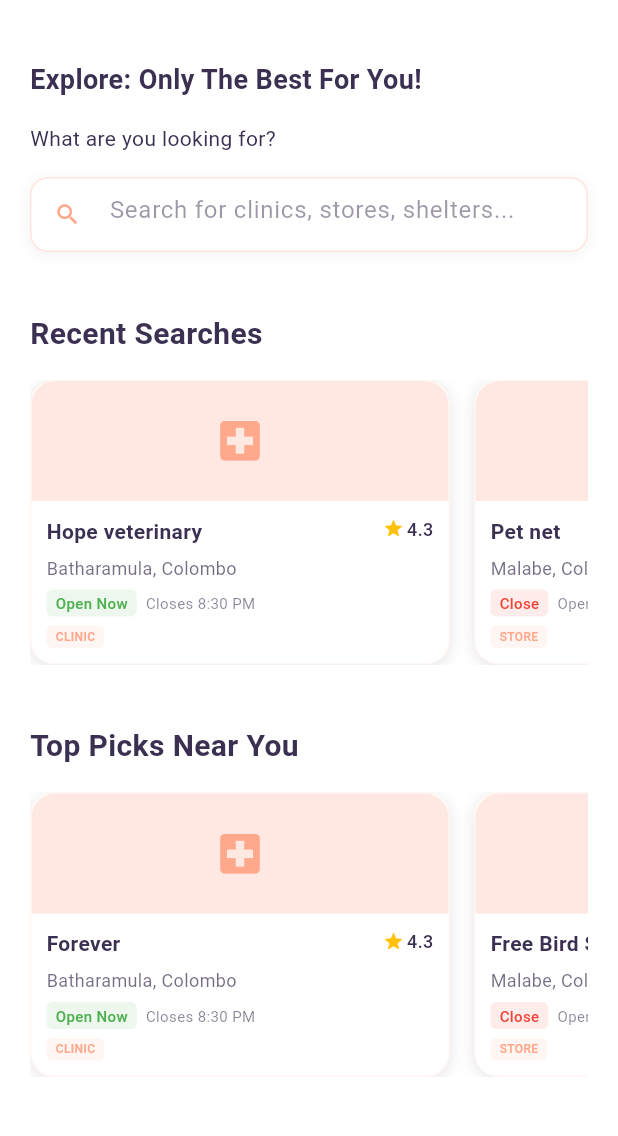
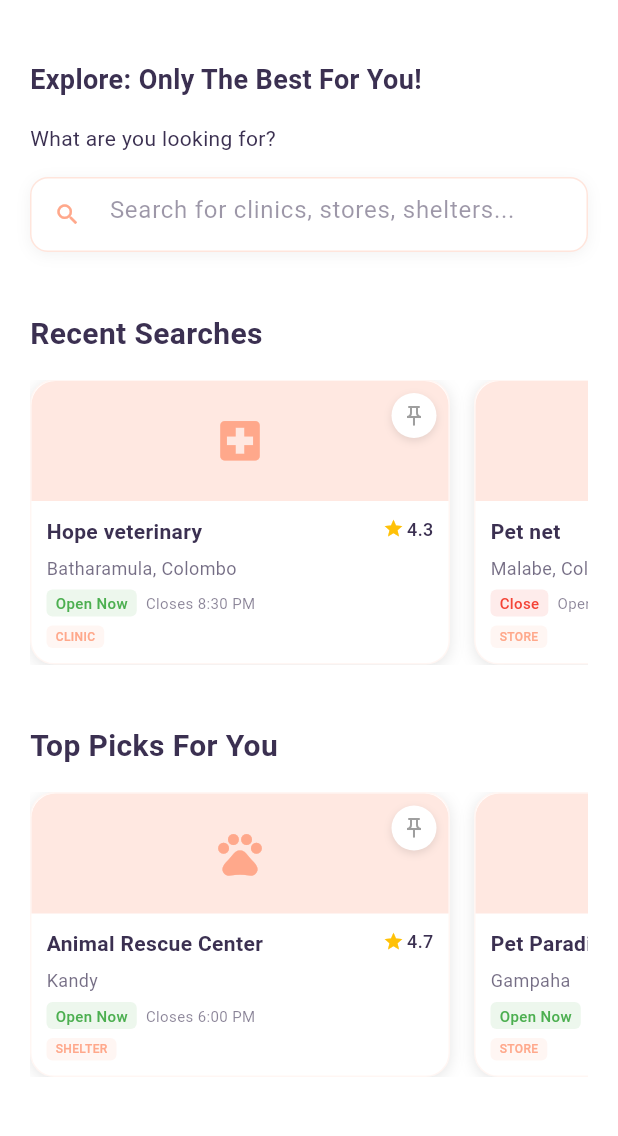
Before and after one commit to lochhapu/petpal-mobile-frontend, a Flutter app: the ExplorePage screen opened directly, scrolled down 264 dp, on a phone screen of 412 x 824 dp, the part 99-1235 px from its top. Run offline on Flutter 3.47's test engine with Material 3 defaults, Android fonts, the phone set to English and light mode, and no system bars.

```diff
--- a/lib/features/explore/widgets/pinned_places_section.dart
+++ b/lib/features/explore/widgets/pinned_places_section.dart
@@ -1,12 +1,18 @@
 import 'package:flutter/material.dart';
 import '../../../core/constants/app_colors.dart';
 import 'place_card.dart';
+import '../pages/place_detail_page.dart'; // Add this import
 
-class PinnedPlacesSection extends StatelessWidget {
+class PinnedPlacesSection extends StatefulWidget {
   const PinnedPlacesSection({super.key});
 
+  @override
+  State<PinnedPlacesSection> createState() => _PinnedPlacesSectionState();
+}
+
+class _PinnedPlacesSectionState extends State<PinnedPlacesSection> {
   // Mock data - backend will replace this
-  final List<Map<String, dynamic>> pinnedPlaces = const [
+  List<Map<String, dynamic>> pinnedPlaces = [
     {
       'id': '1',
       'title': 'Hope veterinary',
@@ -16,6 +22,7 @@ class PinnedPlacesSection extends StatelessWidget {
       'rating': 4.9,
       'type': 'Clinic',
       'icon': 'clinic',
+      'isPinned': true,
     },
     {
       'id': '2',
@@ -26,8 +33,26 @@ class PinnedPlacesSection extends StatelessWidget {
       'rating': 4.3,
       'type': 'Store',
       'icon': 'store',
+      'isPinned': true,
     },
   ];
+
+  void _togglePin(int index) {
+    setState(() {
+      pinnedPlaces[index]['isPinned'] = !pinnedPlaces[index]['isPinned'];
+
+      // If unpinned, remove from the list after a short delay for smooth animation
+      if (!pinnedPlaces[index]['isPinned']) {
+        Future.delayed(const Duration(milliseconds: 300), () {
+          if (mounted) {
+            setState(() {
+              pinnedPlaces.removeAt(index);
+            });
+          }
+        });
+      }
+    });
+  }
 
   @override
   Widget build(BuildContext context) {
@@ -68,7 +93,17 @@ class PinnedPlacesSection extends StatelessWidget {
           // Horizontal scrollable cards
           SizedBox(
             height: 190,
-            child: ListView.builder(
+            child: pinnedPlaces.isEmpty
+                ? const Center(
+                    child: Text(
+                      'No pinned places yet',
+                      style: TextStyle(
+                        color: AppColors.primaryColor,
+                        fontSize: 16,
+                      ),
+                    ),
+                  )
+                : ListView.builder(
                     scrollDirection: Axis.horizontal,
                     itemCount: pinnedPlaces.length,
                     itemBuilder: (context, index) {
@@ -81,10 +116,24 @@ class PinnedPlacesSection extends StatelessWidget {
                         rating: place['rating'],
                         type: place['type'],
                         icon: place['icon'],
+                        isPinned: place['isPinned'],
                         onTap: () {
-                    // Backend will implement navigation
-                    print('Navigate to ${place['title']}');
+                          // Navigate to place detail page
+                          Navigator.push(
+                            context,
+                            MaterialPageRoute(
+                              builder: (context) => PlaceDetailPage(
+                                placeName: place['title'],
+                                placeType: place['type'],
+                                address: place['address'],
+                                status: place['status'],
+                                hours: place['hours'],
+                                rating: place['rating'],
+                              ),
+                            ),
+                          );
                         },
+                        onPinPressed: () => _togglePin(index),
                         showType: true,
                       );
                     },
--- a/lib/features/explore/widgets/place_card.dart
+++ b/lib/features/explore/widgets/place_card.dart
@@ -1,6 +1,6 @@
 import 'package:flutter/material.dart';
 import '../../../core/constants/app_colors.dart';
-import '../pages/place_detail_page.dart'; // Add this import
+import '../pages/place_detail_page.dart';
 
 class PlaceCard extends StatelessWidget {
   final String title;
@@ -12,6 +12,8 @@ class PlaceCard extends StatelessWidget {
   final String icon;
   final VoidCallback onTap;
   final bool showType;
+  final bool isPinned;
+  final VoidCallback onPinPressed;
 
   const PlaceCard({
     super.key,
@@ -24,6 +26,8 @@ class PlaceCard extends StatelessWidget {
     required this.icon,
     required this.onTap,
     this.showType = true,
+    this.isPinned = false,
+    required this.onPinPressed,
   });
 
   Color _getStatusColor(String status) {
@@ -59,24 +63,10 @@ class PlaceCard extends StatelessWidget {
     final statusColor = _getStatusColor(status);
 
     return GestureDetector(
-      onTap: () {
-        Navigator.push(
-          context,
-          MaterialPageRoute(
-            builder: (context) => PlaceDetailPage(
-              placeName: title,
-              placeType: type,
-              address: address,
-              status: status,
-              hours: hours,
-              rating: rating,
-            ),
-          ),
-        );
-      },
+      onTap: onTap,
       child: Container(
         width: 280,
-        height: 180, // Fixed height to prevent overflow
+        height: 180,
         margin: const EdgeInsets.only(right: 16),
         decoration: BoxDecoration(
           color: Colors.white,
@@ -90,12 +80,15 @@ class PlaceCard extends StatelessWidget {
           ],
           border: Border.all(color: AppColors.secondaryColor.withOpacity(0.1)),
         ),
-        child: Column(
+        child: Stack(
+          children: [
+            // Main card content
+            Column(
               crossAxisAlignment: CrossAxisAlignment.start,
               children: [
-            // Image/Icon section - fixed height
+                // Image/Icon section
                 Container(
-              height: 80, // Further reduced
+                  height: 80,
                   width: double.infinity,
                   decoration: BoxDecoration(
                     color: AppColors.lightPink,
@@ -107,20 +100,19 @@ class PlaceCard extends StatelessWidget {
                   child: Icon(
                     _getIconForType(icon),
                     color: AppColors.secondaryColor,
-                size: 35, // Further reduced
+                    size: 35,
                   ),
                 ),
 
-            // Content - fixed height container
+                // Content
                 Expanded(
                   child: Padding(
-                padding: const EdgeInsets.all(10), // Even smaller padding
+                    padding: const EdgeInsets.all(10),
                     child: Column(
                       crossAxisAlignment: CrossAxisAlignment.start,
-                  mainAxisAlignment:
-                      MainAxisAlignment.spaceBetween, // Better spacing
+                      mainAxisAlignment: MainAxisAlignment.spaceBetween,
                       children: [
-                    // Title and Rating - top row
+                        // Title and Rating
                         Row(
                           crossAxisAlignment: CrossAxisAlignment.start,
                           children: [
@@ -128,7 +120,7 @@ class PlaceCard extends StatelessWidget {
                               child: Text(
                                 title,
                                 style: const TextStyle(
-                              fontSize: 14, // Smaller
+                                  fontSize: 14,
                                   fontWeight: FontWeight.w600,
                                   color: AppColors.primaryColor,
                                 ),
@@ -139,16 +131,12 @@ class PlaceCard extends StatelessWidget {
                             const SizedBox(width: 6),
                             Row(
                               children: [
-                            Icon(
-                              Icons.star,
-                              color: Colors.amber,
-                              size: 14, // Smaller
-                            ),
+                                Icon(Icons.star, color: Colors.amber, size: 14),
                                 const SizedBox(width: 2),
                                 Text(
                                   rating.toString(),
                                   style: const TextStyle(
-                                fontSize: 12, // Smaller
+                                    fontSize: 12,
                                     fontWeight: FontWeight.w500,
                                     color: AppColors.primaryColor,
                                   ),
@@ -162,7 +150,7 @@ class PlaceCard extends StatelessWidget {
                         Text(
                           address,
                           style: TextStyle(
-                        fontSize: 12, // Smaller
+                            fontSize: 12,
                             color: AppColors.primaryColor.withOpacity(0.7),
                           ),
                           maxLines: 1,
@@ -175,7 +163,7 @@ class PlaceCard extends StatelessWidget {
                             Container(
                               padding: const EdgeInsets.symmetric(
                                 horizontal: 6,
-                            vertical: 2, // Even smaller
+                                vertical: 2,
                               ),
                               decoration: BoxDecoration(
                                 color: statusColor.withOpacity(0.1),
@@ -184,7 +172,7 @@ class PlaceCard extends StatelessWidget {
                               child: Text(
                                 status,
                                 style: TextStyle(
-                              fontSize: 10, // Smaller
+                                  fontSize: 10,
                                   color: statusColor,
                                   fontWeight: FontWeight.w500,
                                 ),
@@ -195,8 +183,10 @@ class PlaceCard extends StatelessWidget {
                               child: Text(
                                 hours,
                                 style: TextStyle(
-                              fontSize: 10, // Smaller
-                              color: AppColors.primaryColor.withOpacity(0.6),
+                                  fontSize: 10,
+                                  color: AppColors.primaryColor.withOpacity(
+                                    0.6,
+                                  ),
                                 ),
                                 maxLines: 1,
                                 overflow: TextOverflow.ellipsis,
@@ -219,7 +209,7 @@ class PlaceCard extends StatelessWidget {
                             child: Text(
                               type.toUpperCase(),
                               style: TextStyle(
-                            fontSize: 8, // Smaller
+                                fontSize: 8,
                                 color: AppColors.secondaryColor,
                                 fontWeight: FontWeight.w500,
                               ),
@@ -231,6 +221,41 @@ class PlaceCard extends StatelessWidget {
                 ),
               ],
             ),
+
+            // Pin Button - Top Right (using IconButton to properly handle taps)
+            Positioned(
+              top: 8,
+              right: 8,
+              child: Material(
+                color: Colors.transparent,
+                child: InkWell(
+                  onTap: onPinPressed,
+                  borderRadius: BorderRadius.circular(15),
+                  child: Container(
+                    width: 30,
+                    height: 30,
+                    decoration: BoxDecoration(
+                      color: Colors.white,
+                      shape: BoxShape.circle,
+                      boxShadow: [
+                        BoxShadow(
+                          color: Colors.black.withOpacity(0.1),
+                          blurRadius: 4,
+                          offset: const Offset(0, 2),
+                        ),
+                      ],
+                    ),
+                    child: Icon(
+                      isPinned ? Icons.push_pin : Icons.push_pin_outlined,
+                      color: isPinned ? AppColors.secondaryColor : Colors.grey,
+                      size: 16,
+                    ),
+                  ),
+                ),
+              ),
+            ),
+          ],
+        ),
       ),
     );
   }
--- a/lib/features/explore/widgets/recent_searches_section.dart
+++ b/lib/features/explore/widgets/recent_searches_section.dart
@@ -1,12 +1,18 @@
 import 'package:flutter/material.dart';
 import '../../../core/constants/app_colors.dart';
 import 'place_card.dart';
+import '../pages/place_detail_page.dart'; // Add this import
 
-class RecentSearchesSection extends StatelessWidget {
+class RecentSearchesSection extends StatefulWidget {
   const RecentSearchesSection({super.key});
 
+  @override
+  State<RecentSearchesSection> createState() => _RecentSearchesSectionState();
+}
+
+class _RecentSearchesSectionState extends State<RecentSearchesSection> {
   // Mock data - backend will replace this
-  final List<Map<String, dynamic>> recentSearches = const [
+  List<Map<String, dynamic>> recentSearches = [
     {
       'id': '1',
       'title': 'Hope veterinary',
@@ -16,6 +22,7 @@ class RecentSearchesSection extends StatelessWidget {
       'rating': 4.3,
       'type': 'Clinic',
       'icon': 'clinic',
+      'isPinned': false,
     },
     {
       'id': '2',
@@ -26,6 +33,7 @@ class RecentSearchesSection extends StatelessWidget {
       'rating': 4.3,
       'type': 'Store',
       'icon': 'store',
+      'isPinned': false,
     },
     {
       'id': '3',
@@ -36,8 +44,18 @@ class RecentSearchesSection extends StatelessWidget {
       'rating': 4.3,
       'type': 'Shelter',
       'icon': 'view',
+      'isPinned': false,
     },
   ];
+
+  void _togglePin(int index) {
+    setState(() {
+      recentSearches[index]['isPinned'] = !recentSearches[index]['isPinned'];
+      print(
+        '${recentSearches[index]['title']} ${recentSearches[index]['isPinned'] ? 'pinned' : 'unpinned'}',
+      );
+    });
+  }
 
   @override
   Widget build(BuildContext context) {
@@ -73,10 +91,24 @@ class RecentSearchesSection extends StatelessWidget {
                   rating: place['rating'],
                   type: place['type'],
                   icon: place['icon'],
+                  isPinned: place['isPinned'],
                   onTap: () {
-                    // Backend will implement navigation
-                    print('Navigate to ${place['title']}');
+                    // Navigate to place detail page
+                    Navigator.push(
+                      context,
+                      MaterialPageRoute(
+                        builder: (context) => PlaceDetailPage(
+                          placeName: place['title'],
+                          placeType: place['type'],
+                          address: place['address'],
+                          status: place['status'],
+                          hours: place['hours'],
+                          rating: place['rating'],
+                        ),
+                      ),
+                    );
                   },
+                  onPinPressed: () => _togglePin(index),
                   showType: true,
                 );
               },
--- a/lib/features/explore/widgets/top_picks_section.dart
+++ b/lib/features/explore/widgets/top_picks_section.dart
@@ -1,43 +1,51 @@
 import 'package:flutter/material.dart';
 import '../../../core/constants/app_colors.dart';
 import 'place_card.dart';
+import '../pages/place_detail_page.dart'; // Add this import
 
-class TopPicksSection extends StatelessWidget {
+class TopPicksSection extends StatefulWidget {
   const TopPicksSection({super.key});
 
-  // Mock data - backend will replace this
-  final List<Map<String, dynamic>> topPicks = const [
+  @override
+  State<TopPicksSection> createState() => _TopPicksSectionState();
+}
+
+class _TopPicksSectionState extends State<TopPicksSection> {
+  // Mock data for top picks
+  final List<Map<String, dynamic>> topPicks = [
     {
-      'id': '1',
-      'title': 'Forever',
-      'address': 'Batharamula, Colombo',
+      'id': '3',
+      'title': 'Animal Rescue Center',
+      'address': 'Kandy',
       'status': 'Open Now',
-      'hours': 'Closes 8:30 PM',
-      'rating': 4.3,
-      'type': 'Clinic',
-      'icon': 'clinic',
+      'hours': 'Closes 6:00 PM',
+      'rating': 4.7,
+      'type': 'Shelter',
+      'icon': 'shelter',
+      'isPinned': false,
     },
     {
-      'id': '2',
-      'title': 'Free Bird Stores',
-      'address': 'Malabe, Colombo',
-      'status': 'Close',
-      'hours': 'Opens 7:30 AM',
-      'rating': 4.3,
+      'id': '4',
+      'title': 'Pet Paradise Store',
+      'address': 'Gampaha',
+      'status': 'Open Now',
+      'hours': 'Closes 9:00 PM',
+      'rating': 4.5,
       'type': 'Store',
       'icon': 'store',
+      'isPinned': false,
     },
-    {
-      'id': '3',
-      'title': 'Wipey',
-      'address': 'Colombo',
-      'status': 'Open Now',
-      'hours': 'Closes 9:00 PM',
-      'rating': 4.3,
-      'type': 'Store',
-      'icon': 'dog',
-    },
+    // Add more places...
   ];
+
+  void _togglePin(int index) {
+    setState(() {
+      topPicks[index]['isPinned'] = !topPicks[index]['isPinned'];
+      print(
+        '${topPicks[index]['title']} ${topPicks[index]['isPinned'] ? 'pinned' : 'unpinned'}',
+      );
+    });
+  }
 
   @override
   Widget build(BuildContext context) {
@@ -47,17 +55,14 @@ class TopPicksSection extends StatelessWidget {
         crossAxisAlignment: CrossAxisAlignment.start,
         children: [
           const Text(
-            'Top Picks Near You',
+            'Top Picks For You',
             style: TextStyle(
               fontSize: 20,
               fontWeight: FontWeight.bold,
               color: AppColors.primaryColor,
             ),
           ),
-
           const SizedBox(height: 16),
-
-          // Horizontal scrollable cards
           SizedBox(
             height: 190,
             child: ListView.builder(
@@ -73,10 +78,24 @@ class TopPicksSection extends StatelessWidget {
                   rating: place['rating'],
                   type: place['type'],
                   icon: place['icon'],
+                  isPinned: place['isPinned'],
                   onTap: () {
-                    // Backend will implement navigation
-                    print('Navigate to ${place['title']}');
+                    // Navigate to place detail page
+                    Navigator.push(
+                      context,
+                      MaterialPageRoute(
+                        builder: (context) => PlaceDetailPage(
+                          placeName: place['title'],
+                          placeType: place['type'],
+                          address: place['address'],
+                          status: place['status'],
+                          hours: place['hours'],
+                          rating: place['rating'],
+                        ),
+                      ),
+                    );
                   },
+                  onPinPressed: () => _togglePin(index),
                   showType: true,
                 );
               },
```
Lines whose indentation alone changed are shown as unchanged.
